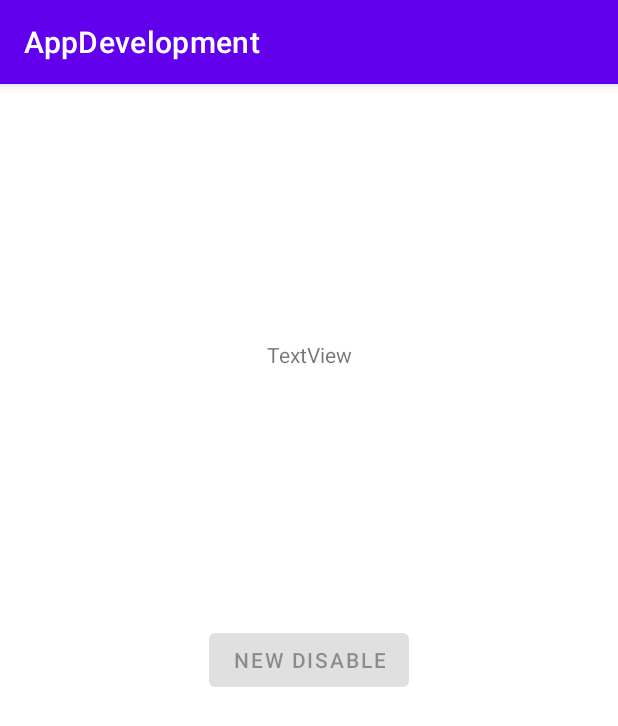
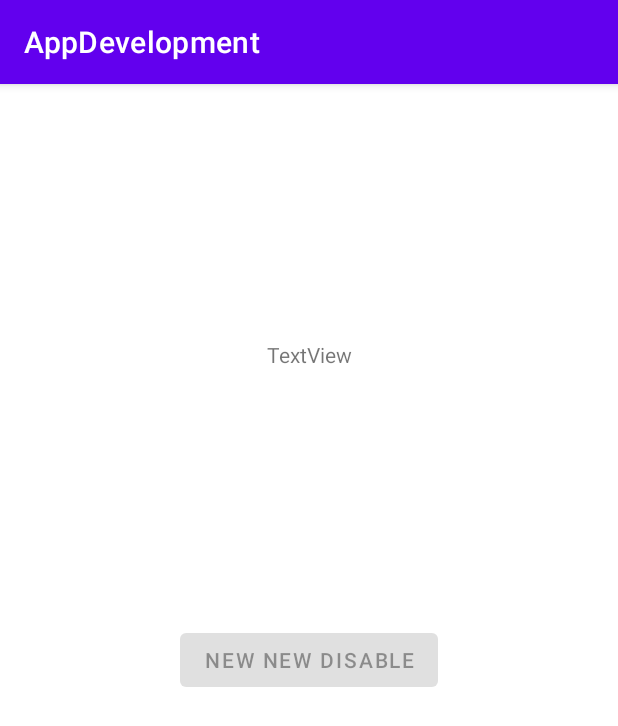
Before and after one commit to abhirk247/Android-AppDevelopment, an Android app: the screen it shows after launch (MainActivity), after a tap on "BUTTON", on a phone screen of 412 x 824 dp. Shown: the top 726 px of the screen. Run offline under Robolectric (Android 15) with nearby library versions, the phone set to English and light mode, and no system bars.

Commit message:
Second commit

```diff
--- a/app/src/main/java/com/example/appdevelopment/MainActivity.java
+++ b/app/src/main/java/com/example/appdevelopment/MainActivity.java
@@ -17,6 +17,10 @@ public class MainActivity extends AppCompatActivity {
     }
     public void btn(View v){
 
+        findViewById(R.id.button1).setEnabled(false);
+        ((Button)findViewById(R.id.button1)).setText("New new Disable");
+
+        /*
       View myView=  findViewById(R.id.button1);
       myView.setEnabled(false);
       Button button=(Button) myView;
```
